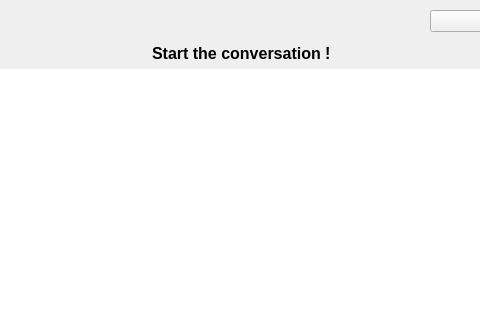
The window that callwidget.ui (savoirfairelinux/jami-client-windows) describes before a commit, drawn with Qt 5; both pictures show x 487 to 967 and y 0 to 320 of the 1128 by 724 pixel window.
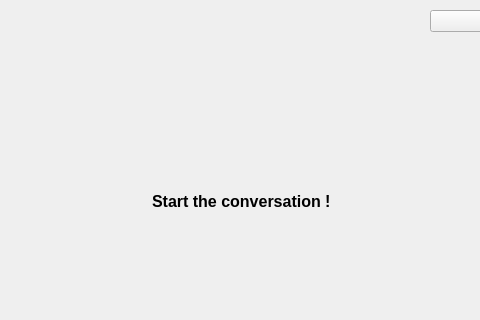
The same window after the commit. The open tabs and pages were chosen to show the change. Icons and pictures are not drawn. Custom widgets are drawn as their Qt base class.

Commit message:
fix sip messaging display layout
when sip account had no messages received nor sent, the layout of the
display was broken.

Also removes debug outputs that were left in the code.

```diff
--- a/callwidget.ui
+++ b/callwidget.ui
@@ -1021,7 +1021,7 @@
                  <verstretch>0</verstretch>
                 </sizepolicy>
                </property>
-               <layout class="QVBoxLayout" name="verticalLayout_12">
+               <layout class="QVBoxLayout" name="verticalLayout_12" stretch="1,25,25,1">
                 <property name="leftMargin">
                  <number>5</number>
                 </property>
```
The commit also changes 1 other file.
